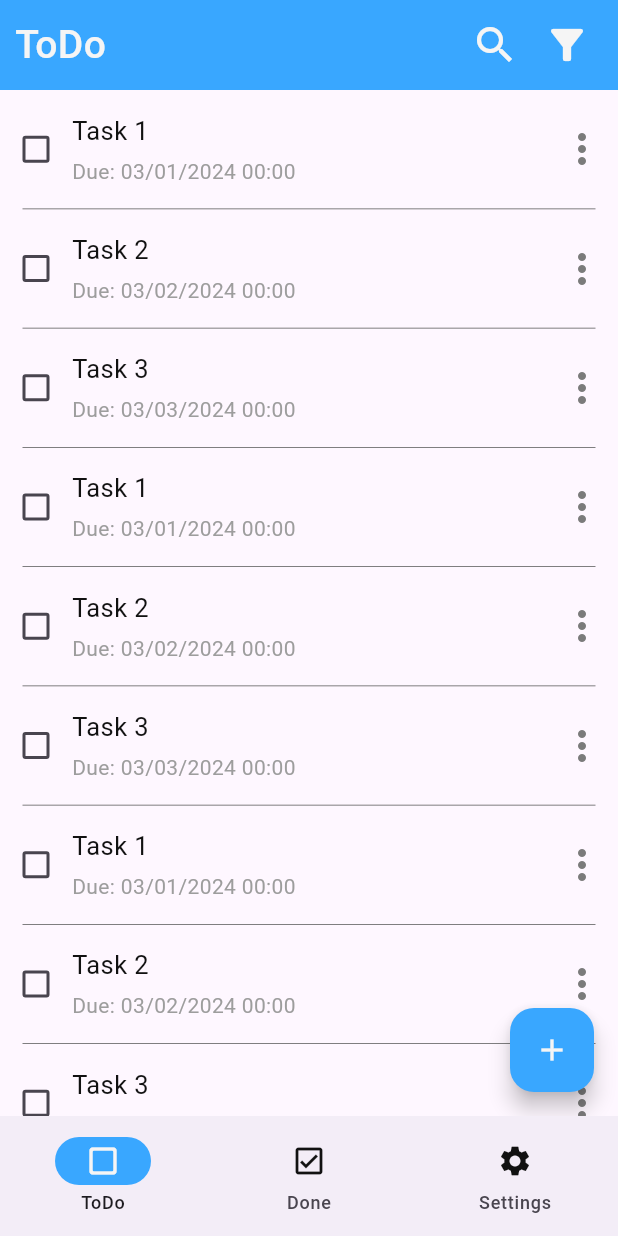
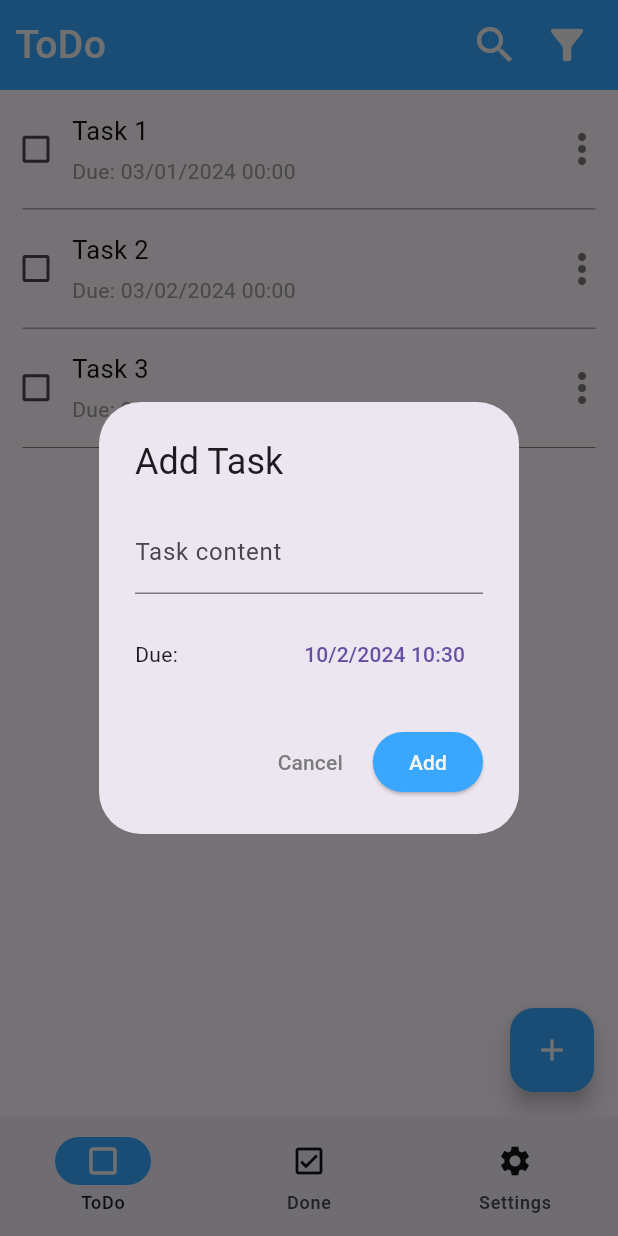
Before and after one commit to PhuocDinh462/Simple-Task, a Flutter app: the screen it shows after launch, after a tap on the "add" icon, on a phone screen of 412 x 824 dp. Run offline on Flutter 3.47's test engine with Material 3 defaults, Android fonts, the phone set to English and light mode, and no system bars.

Commit message:
feat: add task dialog

```diff
--- a/lib/main.dart
+++ b/lib/main.dart
@@ -17,7 +17,10 @@ class MyApp extends StatelessWidget {
     );
 
     return MaterialApp(
-      theme: ThemeData(useMaterial3: true),
+      theme: ThemeData(
+        primarySwatch: Colors.blue,
+        primaryColor: Colors.blue,
+      ),
       home: const SafeArea(
         child: Navigation(),
       ),
--- a/lib/screens/to_do.dart
+++ b/lib/screens/to_do.dart
@@ -2,6 +2,7 @@ import 'package:flutter/material.dart';
 import 'package:to_do_list/models/task.dart';
 import 'package:to_do_list/utils/colors.dart';
 import 'package:to_do_list/widgets/custom_search_bar.dart';
+import 'package:to_do_list/widgets/dialogs/add_task_dialog.dart';
 import 'package:to_do_list/widgets/filter_menu.dart';
 import 'package:to_do_list/widgets/task_item.dart';
 
@@ -20,28 +21,20 @@ class ToDoState extends State<ToDo> {
     Task(content: 'Task 1', due: DateTime(2024, 3, 1)),
     Task(content: 'Task 2', due: DateTime(2024, 3, 2)),
     Task(content: 'Task 3', due: DateTime(2024, 3, 3)),
-    Task(content: 'Task 1', due: DateTime(2024, 3, 1)),
-    Task(content: 'Task 2', due: DateTime(2024, 3, 2)),
-    Task(content: 'Task 3', due: DateTime(2024, 3, 3)),
-    Task(content: 'Task 1', due: DateTime(2024, 3, 1)),
-    Task(content: 'Task 2', due: DateTime(2024, 3, 2)),
-    Task(content: 'Task 3', due: DateTime(2024, 3, 3)),
-    Task(content: 'Task 1', due: DateTime(2024, 3, 1)),
-    Task(content: 'Task 2', due: DateTime(2024, 3, 2)),
-    Task(content: 'Task 3', due: DateTime(2024, 3, 3)),
-    Task(content: 'Task 1', due: DateTime(2024, 3, 1)),
-    Task(content: 'Task 2', due: DateTime(2024, 3, 2)),
-    Task(content: 'Task 3', due: DateTime(2024, 3, 3)),
-    Task(content: 'Task 1', due: DateTime(2024, 3, 1)),
-    Task(content: 'Task 2', due: DateTime(2024, 3, 2)),
-    Task(content: 'Task 3', due: DateTime(2024, 3, 3)),
   ];
 
   @override
   Widget build(BuildContext context) {
     return Scaffold(
       floatingActionButton: FloatingActionButton(
-        onPressed: () {},
+        onPressed: () {
+          showDialog(
+            context: context,
+            builder: (BuildContext context) {
+              return const AddTaskDialog();
+            },
+          );
+        },
         foregroundColor: TextColors.color_50,
         backgroundColor: MainColors.primary_300,
         child: const Icon(Icons.add),
--- /dev/null
+++ b/lib/widgets/dialogs/add_task_dialog.dart
@@ -0,0 +1,114 @@
+import 'package:flutter/material.dart';
+import 'package:to_do_list/utils/colors.dart';
+
+class AddTaskDialog extends StatefulWidget {
+  const AddTaskDialog({super.key});
+
+  @override
+  State<StatefulWidget> createState() => _AddTaskDialogState();
+}
+
+class _AddTaskDialogState extends State<AddTaskDialog> {
+  late TextEditingController _textController;
+  late DateTime _selectedDate;
+  late TimeOfDay _selectedTime;
+
+  @override
+  void initState() {
+    super.initState();
+    _textController = TextEditingController();
+    _selectedDate = DateTime.now();
+    _selectedTime = TimeOfDay.now();
+  }
+
+  @override
+  void dispose() {
+    _textController.dispose();
+    super.dispose();
+  }
+
+  Future<void> _selectDateAndTime(BuildContext context) async {
+    final pickedDate = await showDatePicker(
+      context: context,
+      initialDate: _selectedDate,
+      firstDate: DateTime(2000),
+      lastDate: DateTime(2101),
+    );
+    if (pickedDate != null && pickedDate != _selectedDate && mounted) {
+      final pickedTime = await showTimePicker(
+        context: context,
+        initialTime: _selectedTime,
+      );
+      if (pickedTime != null) {
+        setState(() {
+          _selectedDate = DateTime(
+            pickedDate.year,
+            pickedDate.month,
+            pickedDate.day,
+            pickedTime.hour,
+            pickedTime.minute,
+          );
+          _selectedTime = pickedTime;
+        });
+      }
+    }
+  }
+
+  @override
+  Widget build(BuildContext context) {
+    return AlertDialog(
+      title: const Text('Add Task'),
+      content: Column(
+        mainAxisSize: MainAxisSize.min,
+        children: <Widget>[
+          TextField(
+            controller: _textController,
+            decoration: const InputDecoration(labelText: 'Task content'),
+          ),
+          const SizedBox(height: 16.0),
+          Row(
+            mainAxisAlignment: MainAxisAlignment.spaceBetween,
+            children: [
+              const Text('Due:'),
+              TextButton(
+                onPressed: () => _selectDateAndTime(context),
+                child: Text(
+                  '${_selectedDate.day}/${_selectedDate.month}/${_selectedDate.year} ${_selectedTime.hour}:${_selectedTime.minute}',
+                ),
+              ),
+            ],
+          ),
+        ],
+      ),
+      actions: <Widget>[
+        TextButton(
+          onPressed: () {
+            Navigator.of(context).pop();
+          },
+          style: TextButton.styleFrom(
+            foregroundColor: TextColors.color_500,
+          ),
+          child: const Text('Cancel'),
+        ),
+        ElevatedButton(
+          onPressed: () {
+            // Handle the submit action here
+            String taskName = _textController.text;
+            DateTime dueDate = _selectedDate;
+
+            // Do something with taskName and dueDate
+            // print('Task Name: $taskName');
+            // print('Due Date: $dueDate');
+
+            Navigator.of(context).pop(); // Close the dialog
+          },
+          style: ElevatedButton.styleFrom(
+            backgroundColor: MainColors.primary_300,
+            foregroundColor: TextColors.color_50,
+          ),
+          child: const Text('Add'),
+        ),
+      ],
+    );
+  }
+}
```
